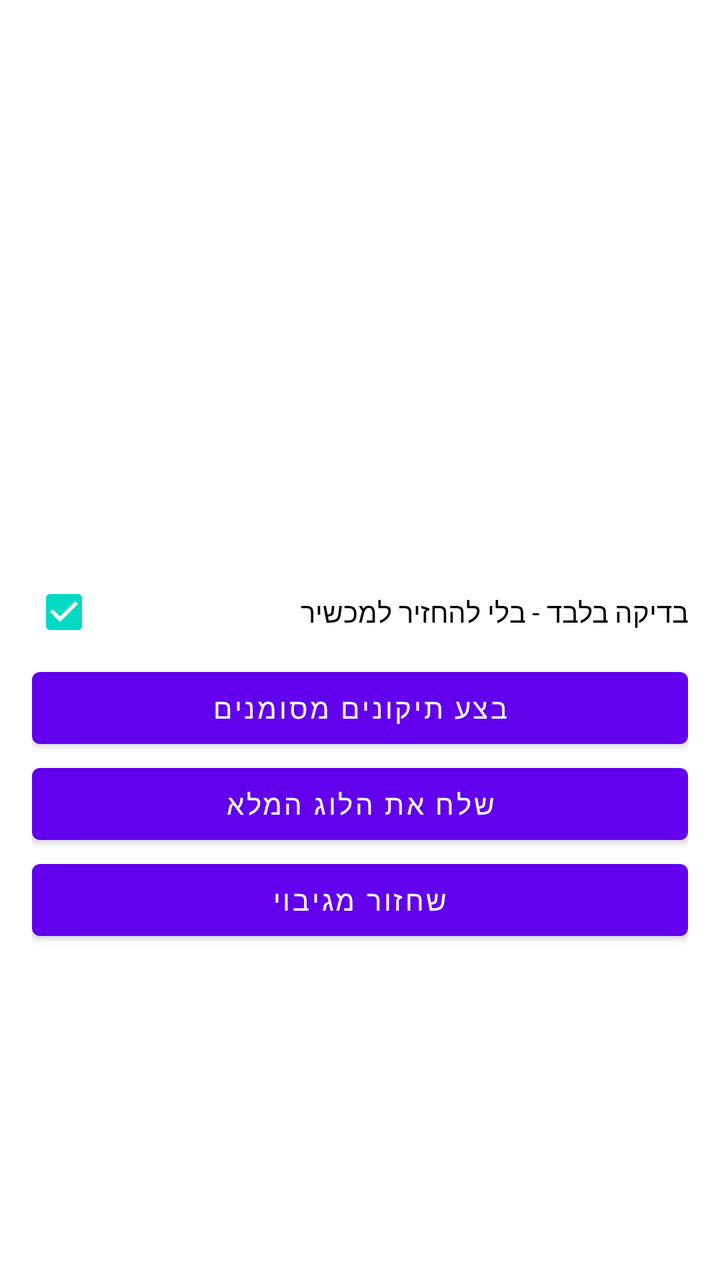
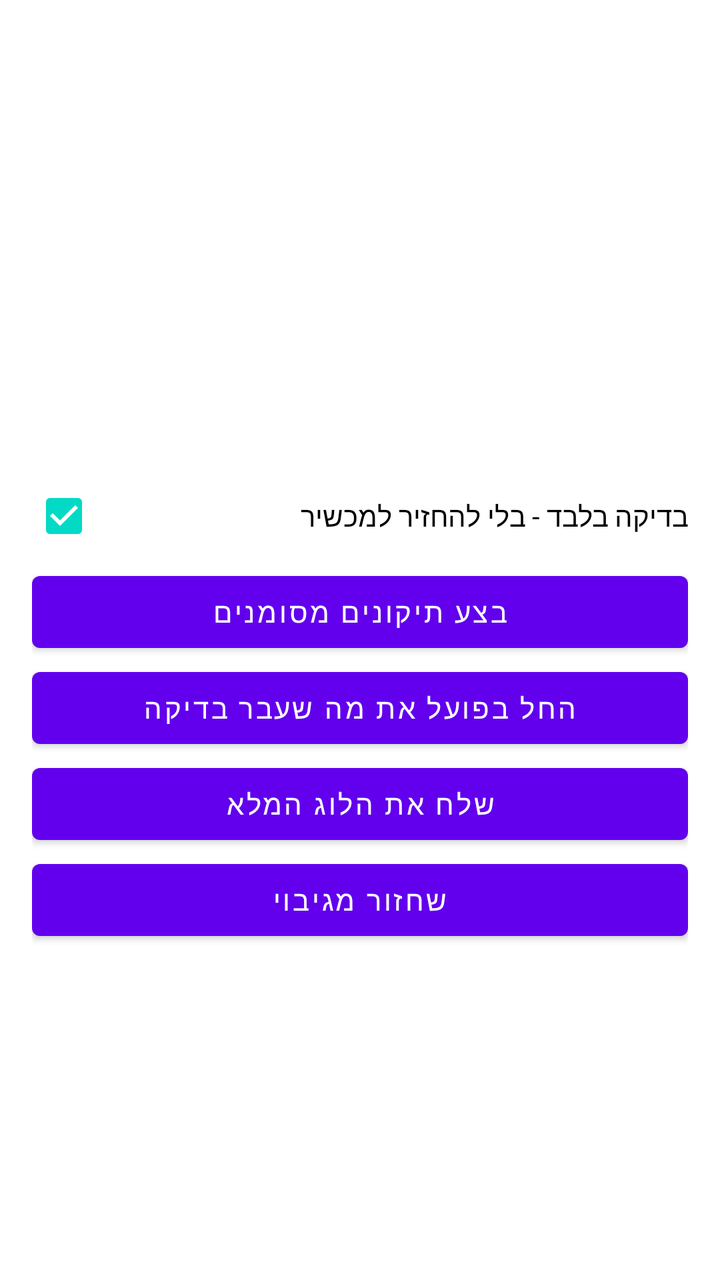

Before-and-after screenshots of an Android layout around one commit, followed by the original layout XML and the change that was made.
<!-- AndroidManifest.xml: application theme Theme.Orech -->
<!-- res/layout/activity_main.xml -->
<?xml version="1.0" encoding="utf-8"?>
<LinearLayout xmlns:android="http://schemas.android.com/apk/res/android"
    android:layout_width="match_parent"
    android:layout_height="match_parent"
    android:orientation="vertical"
    android:padding="16dp">

    <ListView
        android:id="@+id/patchList"
        android:layout_width="match_parent"
        android:layout_height="0dp"
        android:layout_weight="1" />

    <CheckBox
        android:id="@+id/dryRunCheck"
        android:layout_width="match_parent"
        android:layout_height="wrap_content"
        android:checked="true"
        android:text="בדיקה בלבד - בלי להחזיר למכשיר" />

    <Button
        android:id="@+id/applyButton"
        android:layout_width="match_parent"
        android:layout_height="wrap_content"
        android:text="בצע תיקונים מסומנים" />

    <Button
        android:id="@+id/shareLogButton"
        android:layout_width="match_parent"
        android:layout_height="wrap_content"
        android:text="שלח את הלוג המלא" />

    <Button
        android:id="@+id/restoreButton"
        android:layout_width="match_parent"
        android:layout_height="wrap_content"
        android:text="שחזור מגיבוי" />

    <ScrollView
        android:layout_width="match_parent"
        android:layout_height="150dp">

        <TextView
            android:id="@+id/logView"
            android:layout_width="match_parent"
            android:layout_height="wrap_content"
            android:fontFamily="monospace"
            android:textSize="12sp" />
    </ScrollView>
</LinearLayout>
<!-- resources referenced by this layout -->
<resources>
  <style name="Theme.Orech" parent="Theme.MaterialComponents.DayNight.NoActionBar" />
</resources>

<!-- the commit's change to res/layout/activity_main.xml (unified diff, before → after) -->
@@ -25,6 +25,12 @@
         android:text="בצע תיקונים מסומנים" />
 
     <Button
+        android:id="@+id/commitButton"
+        android:layout_width="match_parent"
+        android:layout_height="wrap_content"
+        android:text="החל בפועל את מה שעבר בדיקה" />
+
+    <Button
         android:id="@+id/shareLogButton"
         android:layout_width="match_parent"
         android:layout_height="wrap_content"
